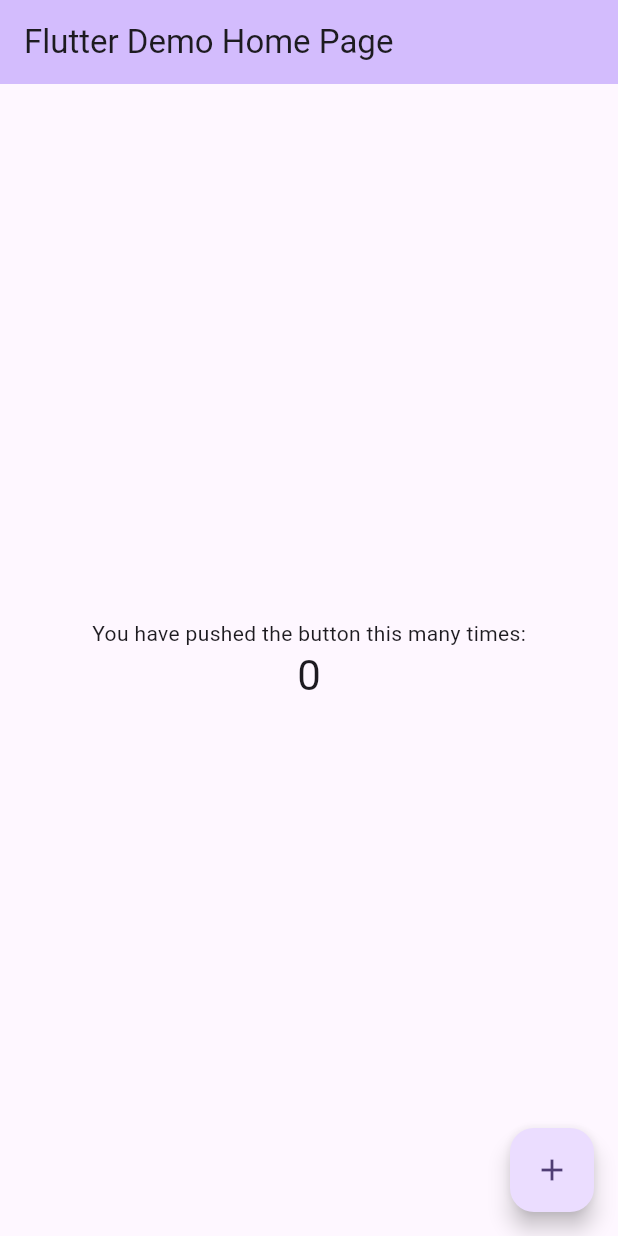
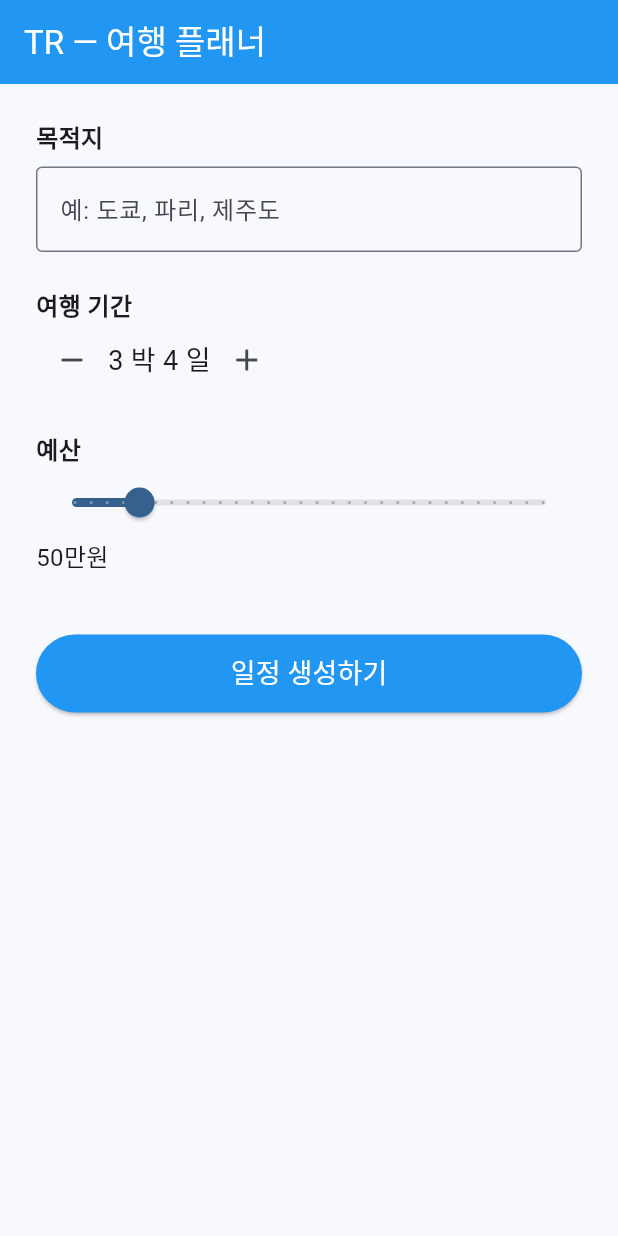
Before and after one commit to hyeonbin-ju0625/vibe-log, a Flutter app: the screen it shows after launch, on a phone screen of 412 x 824 dp. Run offline on Flutter 3.47's test engine with Material 3 defaults, Android fonts, the phone set to English and light mode, and no system bars.

Commit message:
feat: 홈/결과/지도 화면 추가

```diff
--- a/lib/main.dart
+++ b/lib/main.dart
@@ -1,122 +1,30 @@
 import 'package:flutter/material.dart';
+import 'presentation/screens/home_screen.dart';
+import 'presentation/screens/result_screen.dart';
+import 'presentation/screens/map_screen.dart';
 
 void main() {
-  runApp(const MyApp());
+  runApp(const TRApp());
 }
 
-class MyApp extends StatelessWidget {
-  const MyApp({super.key});
+class TRApp extends StatelessWidget {
+  const TRApp({super.key});
 
-  // This widget is the root of your application.
   @override
   Widget build(BuildContext context) {
     return MaterialApp(
-      title: 'Flutter Demo',
+      title: 'TR — 여행 플래너',
+      debugShowCheckedModeBanner: false,
       theme: ThemeData(
-        // This is the theme of your application.
-        //
-        // TRY THIS: Try running your application with "flutter run". You'll see
-        // the application has a purple toolbar. Then, without quitting the app,
-        // try changing the seedColor in the colorScheme below to Colors.green
-        // and then invoke "hot reload" (save your changes or press the "hot
-        // reload" button in a Flutter-supported IDE, or press "r" if you used
-        // the command line to start the app).
-        //
-        // Notice that the counter didn't reset back to zero; the application
-        // state is not lost during the reload. To reset the state, use hot
-        // restart instead.
-        //
-        // This works for code too, not just values: Most code changes can be
-        // tested with just a hot reload.
-        colorScheme: ColorScheme.fromSeed(seedColor: Colors.deepPurple),
+        colorScheme: ColorScheme.fromSeed(seedColor: Colors.blue),
+        useMaterial3: true,
       ),
-      home: const MyHomePage(title: 'Flutter Demo Home Page'),
+      initialRoute: '/',
+      routes: {
+        '/': (context) => const HomeScreen(),
+        '/result': (context) => const ResultScreen(),
+        '/map': (context) => const MapScreen(),
+      },
     );
   }
 }
-
-class MyHomePage extends StatefulWidget {
-  const MyHomePage({super.key, required this.title});
-
-  // This widget is the home page of your application. It is stateful, meaning
-  // that it has a State object (defined below) that contains fields that affect
-  // how it looks.
-
-  // This class is the configuration for the state. It holds the values (in this
-  // case the title) provided by the parent (in this case the App widget) and
-  // used by the build method of the State. Fields in a Widget subclass are
-  // always marked "final".
-
-  final String title;
-
-  @override
-  State<MyHomePage> createState() => _MyHomePageState();
-}
-
-class _MyHomePageState extends State<MyHomePage> {
-  int _counter = 0;
-
-  void _incrementCounter() {
-    setState(() {
-      // This call to setState tells the Flutter framework that something has
-      // changed in this State, which causes it to rerun the build method below
-      // so that the display can reflect the updated values. If we changed
-      // _counter without calling setState(), then the build method would not be
-      // called again, and so nothing would appear to happen.
-      _counter++;
-    });
-  }
-
-  @override
-  Widget build(BuildContext context) {
-    // This method is rerun every time setState is called, for instance as done
-    // by the _incrementCounter method above.
-    //
-    // The Flutter framework has been optimized to make rerunning build methods
-    // fast, so that you can just rebuild anything that needs updating rather
-    // than having to individually change instances of widgets.
-    return Scaffold(
-      appBar: AppBar(
-        // TRY THIS: Try changing the color here to a specific color (to
-        // Colors.amber, perhaps?) and trigger a hot reload to see the AppBar
-        // change color while the other colors stay the same.
-        backgroundColor: Theme.of(context).colorScheme.inversePrimary,
-        // Here we take the value from the MyHomePage object that was created by
-        // the App.build method, and use it to set our appbar title.
-        title: Text(widget.title),
-      ),
-      body: Center(
-        // Center is a layout widget. It takes a single child and positions it
-        // in the middle of the parent.
-        child: Column(
-          // Column is also a layout widget. It takes a list of children and
-          // arranges them vertically. By default, it sizes itself to fit its
-          // children horizontally, and tries to be as tall as its parent.
-          //
-          // Column has various properties to control how it sizes itself and
-          // how it positions its children. Here we use mainAxisAlignment to
-          // center the children vertically; the main axis here is the vertical
-          // axis because Columns are vertical (the cross axis would be
-          // horizontal).
-          //
-          // TRY THIS: Invoke "debug painting" (choose the "Toggle Debug Paint"
-          // action in the IDE, or press "p" in the console), to see the
-          // wireframe for each widget.
-          mainAxisAlignment: MainAxisAlignment.center,
-          children: <Widget>[
-            const Text('You have pushed the button this many times:'),
-            Text(
-              '$_counter',
-              style: Theme.of(context).textTheme.headlineMedium,
-            ),
-          ],
-        ),
-      ),
-      floatingActionButton: FloatingActionButton(
-        onPressed: _incrementCounter,
-        tooltip: 'Increment',
-        child: const Icon(Icons.add),
-      ), // This trailing comma makes auto-formatting nicer for build methods.
-    );
-  }
-}
--- /dev/null
+++ b/lib/presentation/screens/home_screen.dart
@@ -0,0 +1,86 @@
+import 'package:flutter/material.dart';
+
+class HomeScreen extends StatefulWidget {
+  const HomeScreen({super.key});
+
+  @override
+  State<HomeScreen> createState() => _HomeScreenState();
+}
+
+class _HomeScreenState extends State<HomeScreen> {
+  final TextEditingController _destinationController = TextEditingController();
+  int _days = 3;
+  int _budget = 500000;
+
+  @override
+  Widget build(BuildContext context) {
+    return Scaffold(
+      appBar: AppBar(
+        title: const Text('TR — 여행 플래너'),
+        backgroundColor: Colors.blue,
+        foregroundColor: Colors.white,
+      ),
+      body: Padding(
+        padding: const EdgeInsets.all(24.0),
+        child: Column(
+          crossAxisAlignment: CrossAxisAlignment.start,
+          children: [
+            const Text('목적지', style: TextStyle(fontSize: 16, fontWeight: FontWeight.bold)),
+            const SizedBox(height: 8),
+            TextField(
+              controller: _destinationController,
+              decoration: const InputDecoration(
+                hintText: '예: 도쿄, 파리, 제주도',
+                border: OutlineInputBorder(),
+              ),
+            ),
+            const SizedBox(height: 24),
+            const Text('여행 기간', style: TextStyle(fontSize: 16, fontWeight: FontWeight.bold)),
+            Row(
+              children: [
+                IconButton(
+                  onPressed: () => setState(() { if (_days > 1) _days--; }),
+                  icon: const Icon(Icons.remove),
+                ),
+                Text('$_days 박 ${_days + 1} 일', style: const TextStyle(fontSize: 18)),
+                IconButton(
+                  onPressed: () => setState(() { _days++; }),
+                  icon: const Icon(Icons.add),
+                ),
+              ],
+            ),
+            const SizedBox(height: 24),
+            const Text('예산', style: TextStyle(fontSize: 16, fontWeight: FontWeight.bold)),
+            Slider(
+              value: _budget.toDouble(),
+              min: 100000,
+              max: 3000000,
+              divisions: 29,
+              label: '${(_budget / 10000).round()}만원',
+              onChanged: (value) => setState(() { _budget = value.round(); }),
+            ),
+            Text('${(_budget / 10000).round()}만원', style: const TextStyle(fontSize: 16)),
+            const SizedBox(height: 40),
+            SizedBox(
+              width: double.infinity,
+              height: 52,
+              child: ElevatedButton(
+                onPressed: () {
+                  Navigator.pushNamed(context, '/result',
+                    arguments: {
+                      'destination': _destinationController.text,
+                      'days': _days,
+                      'budget': _budget,
+                    },
+                  );
+                },
+                style: ElevatedButton.styleFrom(backgroundColor: Colors.blue),
+                child: const Text('일정 생성하기', style: TextStyle(fontSize: 18, color: Colors.white)),
+              ),
+            ),
+          ],
+        ),
+      ),
+    );
+  }
+}
```
Also changed, not shown: lib/presentation/screens/map_screen.dart (added, +67 -0 lines), lib/presentation/screens/result_screen.dart (added, +83 -0 lines).
